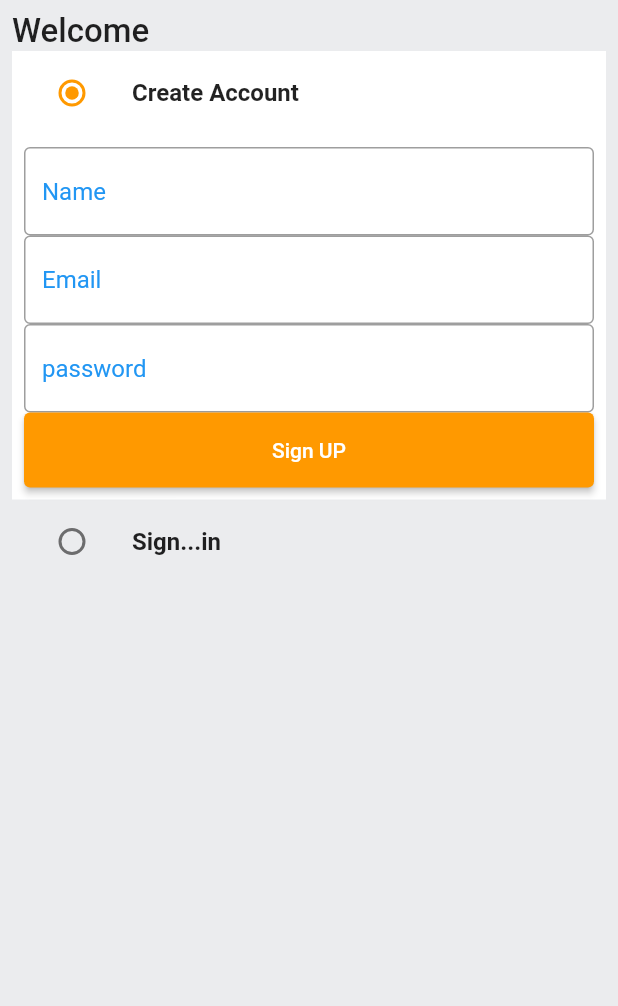
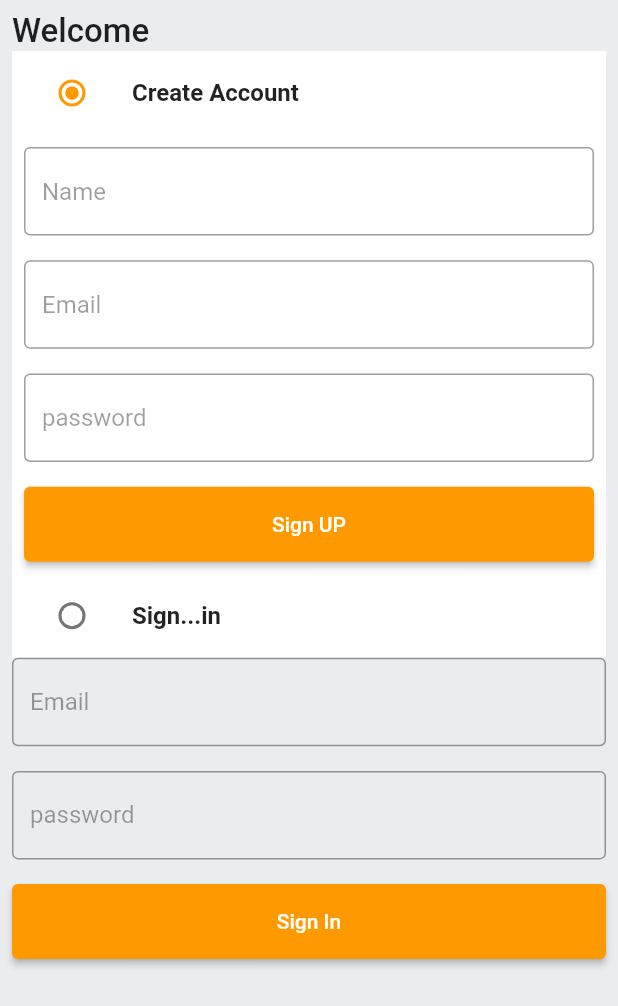
Before and after one commit to MohmaedSobhy/amazon, a Flutter app: the screen it shows after launch, on a phone screen of 412 x 824 dp. Shown: the top 1006 px of the screen. Run offline on Flutter 3.47's test engine with Material 2 defaults, Android fonts, the phone set to English and light mode, and no system bars; our stand-ins replace flutter_bloc, get.

Commit message:
cubit authication screen

```diff
--- a/lib/Feature/Auth/controller/authincation_cubit.dart
+++ b/lib/Feature/Auth/controller/authincation_cubit.dart
@@ -1,8 +1,32 @@
-import 'package:bloc/bloc.dart';
-import 'package:meta/meta.dart';
+import 'package:flutter/material.dart';
+import 'package:flutter_bloc/flutter_bloc.dart';
 
-part 'authincation_state.dart';
+import 'authincation_state.dart';
 
 class AuthincationCubit extends Cubit<AuthincationState> {
+  TextEditingController name = TextEditingController();
+  TextEditingController email = TextEditingController();
+  TextEditingController password = TextEditingController();
+  bool isSignin = true;
   AuthincationCubit() : super(AuthincationInitial());
+
+  static AuthincationCubit? _authCubit;
+
+  static AuthincationCubit get(context) {
+    _authCubit ??= BlocProvider.of(context);
+    return _authCubit!;
+  }
+
+  void authincation() {
+    if (isSignin) {
+      isSignin = false;
+      emit(SignUpState());
+    } else {
+      isSignin = true;
+      emit(SignUpState());
+    }
+  }
+
+  void signIn() {}
+  void signUp() {}
 }
--- a/lib/Feature/Auth/controller/authincation_state.dart
+++ b/lib/Feature/Auth/controller/authincation_state.dart
@@ -1,6 +1,7 @@
-part of 'authincation_cubit.dart';
+abstract class AuthincationState {}
 
-@immutable
-sealed class AuthincationState {}
+class AuthincationInitial extends AuthincationState {}
 
-final class AuthincationInitial extends AuthincationState {}
+class SignInState extends AuthincationState {}
+
+class SignUpState extends AuthincationState {}
--- a/lib/Feature/Auth/screens/authincation_screen.dart
+++ b/lib/Feature/Auth/screens/authincation_screen.dart
@@ -1,12 +1,15 @@
+import 'package:amazon/Feature/Auth/controller/authincation_cubit.dart';
+import 'package:amazon/Feature/Auth/controller/authincation_state.dart';
+import 'package:amazon/Feature/Auth/views/sign_in_form.dart';
+import 'package:amazon/Feature/Auth/views/sign_up_form.dart';
 import 'package:amazon/core/theme/app_color.dart';
-import 'package:amazon/core/widgets/custom_buttom.dart';
-import 'package:amazon/core/widgets/text_form_field.dart';
 import 'package:flutter/material.dart';
+import 'package:flutter_bloc/flutter_bloc.dart';
 
-class LoginScreen extends StatelessWidget {
+class AuthincationScreen extends StatelessWidget {
   final String value = 'Create';
   final bool check = true;
-  const LoginScreen({super.key});
+  const AuthincationScreen({super.key});
 
   @override
   Widget build(BuildContext context) {
@@ -15,8 +18,10 @@ class LoginScreen extends StatelessWidget {
       body: SafeArea(
         child: Padding(
           padding: const EdgeInsets.all(8.0),
-          child: Column(
-            crossAxisAlignment: CrossAxisAlignment.start,
+          child: BlocConsumer<AuthincationCubit, AuthincationState>(
+            listener: (context, state) {},
+            builder: (context, state) {
+              return ListView(
                 children: [
                   const Text(
                     'Welcome',
@@ -26,14 +31,16 @@ class LoginScreen extends StatelessWidget {
                     ),
                   ),
                   ListTile(
-                tileColor: (check)
+                    tileColor: (AuthincationCubit.get(context).isSignin)
                         ? AppColor.backgroundColor
                         : AppColor.greyBackgroundCOlor,
                     leading: Radio(
                       activeColor: AppColor.secondaryColor,
                       value: 'Create',
                       groupValue: value,
-                  onChanged: (value) {},
+                      onChanged: (value) {
+                        AuthincationCubit.get(context).authincation();
+                      },
                     ),
                     title: const Text(
                       'Create Account',
@@ -43,44 +50,20 @@ class LoginScreen extends StatelessWidget {
                     ),
                   ),
                   Visibility(
-                visible: true,
-                child: Container(
-                  color: AppColor.backgroundColor,
-                  padding: const EdgeInsets.all(8),
-                  child: Form(
-                    child: Column(
-                      children: [
-                        CustomeTextFormField(
-                          controller: TextEditingController(),
-                          hint: 'Name',
-                          textInputType: TextInputType.name,
-                        ),
-                        CustomeTextFormField(
-                          controller: TextEditingController(),
-                          hint: 'Email',
-                          textInputType: TextInputType.emailAddress,
-                        ),
-                        CustomeTextFormField(
-                          controller: TextEditingController(),
-                          hint: 'password',
-                          textInputType: TextInputType.emailAddress,
-                          obscure: true,
-                        ),
-                        CustomButton(
-                          text: "Sign UP",
-                          onTap: () {},
-                        )
-                      ],
-                    ),
-                  ),
-                ),
+                    visible: check,
+                    child: const SignUpFormView(),
                   ),
                   ListTile(
+                    tileColor: (AuthincationCubit.get(context).isSignin)
+                        ? AppColor.backgroundColor
+                        : AppColor.greyBackgroundCOlor,
                     leading: Radio(
                       activeColor: AppColor.secondaryColor,
                       value: 'Sigin',
                       groupValue: value,
-                  onChanged: (value) {},
+                      onChanged: (value) {
+                        AuthincationCubit.get(context).authincation();
+                      },
                     ),
                     title: const Text(
                       'Sign...in',
@@ -88,8 +71,14 @@ class LoginScreen extends StatelessWidget {
                         fontWeight: FontWeight.bold,
                       ),
                     ),
-              )
+                  ),
+                  Visibility(
+                    visible: (AuthincationCubit.get(context).isSignin),
+                    child: const SignInFormView(),
+                  ),
                 ],
+              );
+            },
           ),
         ),
       ),
--- /dev/null
+++ b/lib/Feature/Auth/views/sign_in_form.dart
@@ -0,0 +1,37 @@
+import 'package:amazon/Feature/Auth/views/sized_box_hight.dart';
+import 'package:flutter/material.dart';
+
+import '../../../core/widgets/custom_buttom.dart';
+import '../../../core/widgets/text_form_field.dart';
+
+class SignInFormView extends StatelessWidget {
+  const SignInFormView({super.key});
+
+  @override
+  Widget build(BuildContext context) {
+    return Form(
+      child: Column(
+        crossAxisAlignment: CrossAxisAlignment.start,
+        children: [
+          CustomeTextFormField(
+            controller: TextEditingController(),
+            hint: 'Email',
+            textInputType: TextInputType.emailAddress,
+          ),
+          const SizedBoxHight(),
+          CustomeTextFormField(
+            controller: TextEditingController(),
+            hint: 'password',
+            textInputType: TextInputType.visiblePassword,
+            obscure: true,
+          ),
+          const SizedBoxHight(),
+          CustomButton(
+            text: "Sign In",
+            onTap: () {},
+          )
+        ],
+      ),
+    );
+  }
+}
--- /dev/null
+++ b/lib/Feature/Auth/views/sign_up_form.dart
@@ -0,0 +1,47 @@
+import 'package:amazon/Feature/Auth/views/sized_box_hight.dart';
+import 'package:amazon/core/theme/app_color.dart';
+import 'package:flutter/material.dart';
+
+import '../../../core/widgets/custom_buttom.dart';
+import '../../../core/widgets/text_form_field.dart';
+
+class SignUpFormView extends StatelessWidget {
+  const SignUpFormView({super.key});
+
+  @override
+  Widget build(BuildContext context) {
+    return Container(
+      color: AppColor.backgroundColor,
+      padding: const EdgeInsets.all(8),
+      child: Form(
+        child: Column(
+          children: [
+            CustomeTextFormField(
+              controller: TextEditingController(),
+              hint: 'Name',
+              textInputType: TextInputType.name,
+            ),
+            const SizedBoxHight(),
+            CustomeTextFormField(
+              controller: TextEditingController(),
+              hint: 'Email',
+              textInputType: TextInputType.emailAddress,
+            ),
+            const SizedBoxHight(),
+            CustomeTextFormField(
+              controller: TextEditingController(),
+              hint: 'password',
+              textInputType: TextInputType.visiblePassword,
+              obscure: true,
+            ),
+            const SizedBoxHight(),
+            CustomButton(
+              text: "Sign UP",
+              onTap: () {},
+            )
+          ],
+        ),
+      ),
+    );
+  }
+}
--- /dev/null
+++ b/lib/Feature/Auth/views/sized_box_hight.dart
@@ -0,0 +1,12 @@
+import 'package:flutter/material.dart';
+
+class SizedBoxHight extends StatelessWidget {
+  const SizedBoxHight({super.key});
+
+  @override
+  Widget build(BuildContext context) {
+    return SizedBox(
+      height: MediaQuery.sizeOf(context).height * 0.02,
+    );
+  }
+}
--- a/lib/amazon_clone.dart
+++ b/lib/amazon_clone.dart
@@ -1,6 +1,8 @@
+import 'package:amazon/Feature/Auth/controller/authincation_cubit.dart';
 import 'package:amazon/core/routes/app_route.dart';
 import 'package:amazon/core/theme/app_color.dart';
 import 'package:flutter/material.dart';
+import 'package:flutter_bloc/flutter_bloc.dart';
 import 'package:get/get.dart';
 
 class AmazonApp extends StatelessWidget {
@@ -8,7 +10,11 @@ class AmazonApp extends StatelessWidget {
 
   @override
   Widget build(BuildContext context) {
-    return GetMaterialApp(
+    return MultiBlocProvider(
+      providers: [
+        BlocProvider(create: (context) => AuthincationCubit()),
+      ],
+      child: GetMaterialApp(
         debugShowCheckedModeBanner: false,
         onGenerateRoute: AppRoute.generateRouet,
         theme: ThemeData(
@@ -22,6 +28,7 @@ class AmazonApp extends StatelessWidget {
             ),
           ),
         ),
+      ),
     );
   }
 }
--- a/lib/core/routes/app_route.dart
+++ b/lib/core/routes/app_route.dart
@@ -8,7 +8,7 @@ class AppRoute {
       case RoutesNames.login:
         return MaterialPageRoute(
           builder: (_) {
-            return const LoginScreen();
+            return const AuthincationScreen();
           },
         );
     }
--- a/lib/core/widgets/text_form_field.dart
+++ b/lib/core/widgets/text_form_field.dart
@@ -34,7 +34,7 @@ class CustomeTextFormField extends StatelessWidget {
       decoration: InputDecoration(
         hintText: hint,
         hintStyle: TextStyle(
-          color: Theme.of(context).primaryColor,
+          color: Colors.black38,
         ),
         focusedBorder: const OutlineInputBorder(
           borderSide: BorderSide(
--- a/pubspec.yaml
+++ b/pubspec.yaml
@@ -6,7 +6,6 @@ version: 1.0.0+1
 
 environment:
   sdk: '>=3.1.2 <4.0.0'
-
 
 dependencies:
   cupertino_icons: ^1.0.2
@@ -20,7 +19,6 @@ dev_dependencies:
   flutter_lints: ^2.0.0
   flutter_test:
     sdk: flutter
-
 
 flutter:
   uses-material-design: true
```
Lines whose indentation alone changed are shown as unchanged.
